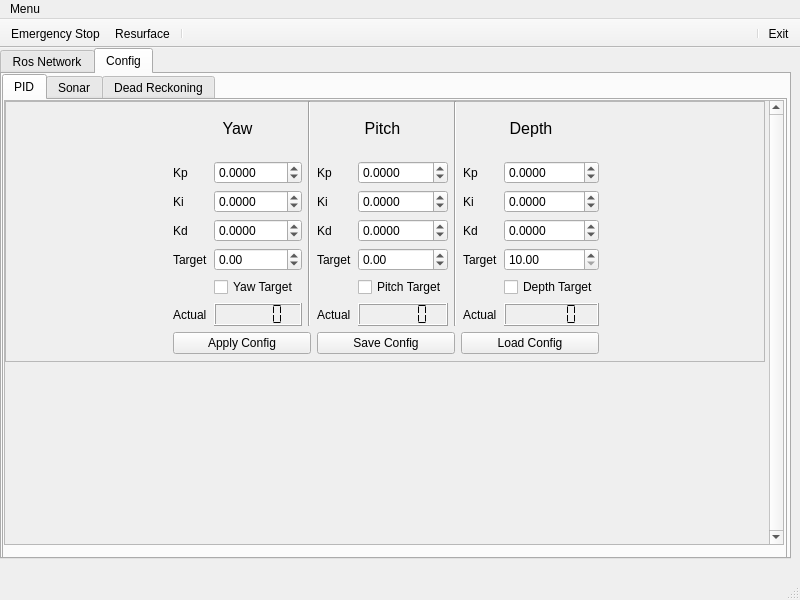
Old version of the form Gui/phoenix_gui/ui/main_window.ui in the repository decoderdan/projectPhoenix.
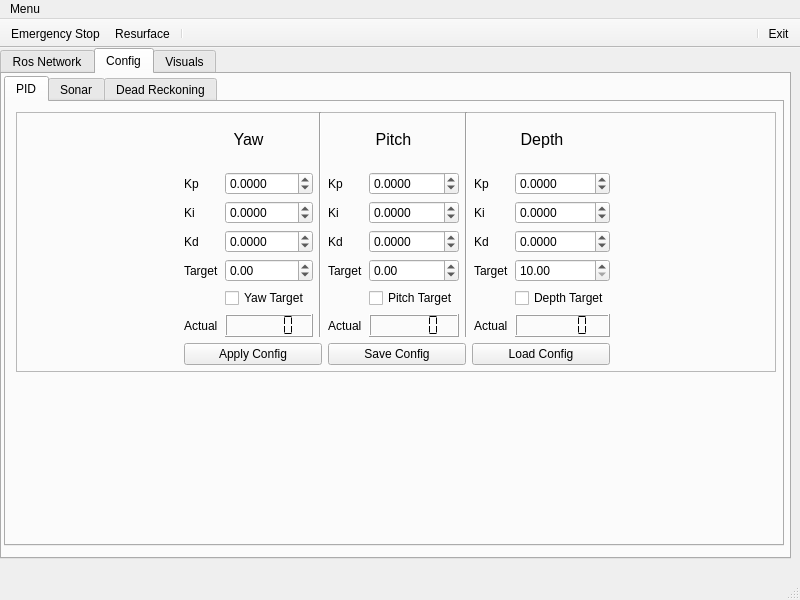
New version of the form. The open tabs and pages were chosen to show the change.

Diff of the .ui file:
```diff
--- a/Gui/phoenix_gui/ui/main_window.ui
+++ b/Gui/phoenix_gui/ui/main_window.ui
@@ -242,10 +242,10 @@
      <widget class="QTabWidget" name="configTabs">
       <property name="geometry">
        <rect>
-        <x>0</x>
-        <y>0</y>
-        <width>785</width>
-        <height>521</height>
+        <x>2</x>
+        <y>2</y>
+        <width>780</width>
+        <height>470</height>
        </rect>
       </property>
       <property name="currentIndex">
@@ -255,91 +255,13 @@
        <attribute name="title">
         <string>PID</string>
        </attribute>
-       <widget class="QScrollArea" name="scrollArea_PID">
-        <property name="geometry">
-         <rect>
-          <x>0</x>
-          <y>0</y>
-          <width>780</width>
-          <height>445</height>
-         </rect>
-        </property>
-        <property name="sizePolicy">
-         <sizepolicy hsizetype="Fixed" vsizetype="Preferred">
-          <horstretch>0</horstretch>
-          <verstretch>0</verstretch>
-         </sizepolicy>
-        </property>
-        <property name="minimumSize">
-         <size>
-          <width>0</width>
-          <height>445</height>
-         </size>
-        </property>
-        <property name="sizeIncrement">
-         <size>
-          <width>0</width>
-          <height>0</height>
-         </size>
-        </property>
-        <property name="baseSize">
-         <size>
-          <width>0</width>
-          <height>0</height>
-         </size>
-        </property>
-        <property name="verticalScrollBarPolicy">
-         <enum>Qt::ScrollBarAlwaysOn</enum>
-        </property>
-        <property name="horizontalScrollBarPolicy">
-         <enum>Qt::ScrollBarAlwaysOff</enum>
-        </property>
-        <property name="widgetResizable">
-         <bool>true</bool>
-        </property>
-        <widget class="QWidget" name="scrollAreaWidgetContents">
-         <property name="geometry">
-          <rect>
-           <x>0</x>
-           <y>0</y>
-           <width>765</width>
-           <height>443</height>
-          </rect>
-         </property>
-         <widget class="QWidget" name="widget_PID" native="true">
-          <property name="geometry">
-           <rect>
-            <x>0</x>
-            <y>0</y>
-            <width>760</width>
-            <height>800</height>
-           </rect>
-          </property>
-          <property name="sizePolicy">
-           <sizepolicy hsizetype="Fixed" vsizetype="Fixed">
-            <horstretch>0</horstretch>
-            <verstretch>0</verstretch>
-           </sizepolicy>
-          </property>
-          <property name="minimumSize">
-           <size>
-            <width>0</width>
-            <height>800</height>
-           </size>
-          </property>
-          <property name="baseSize">
-           <size>
-            <width>0</width>
-            <height>800</height>
-           </size>
-          </property>
           <widget class="QFrame" name="frame">
            <property name="geometry">
             <rect>
-             <x>0</x>
-             <y>0</y>
+          <x>10</x>
+          <y>10</y>
              <width>760</width>
-             <height>261</height>
+          <height>260</height>
             </rect>
            </property>
            <property name="frameShape">
@@ -849,9 +771,6 @@
            </widget>
           </widget>
          </widget>
-        </widget>
-       </widget>
-      </widget>
       <widget class="QWidget" name="tabConfig_sonar">
        <attribute name="title">
         <string>Sonar</string>
@@ -1237,6 +1156,39 @@
       </widget>
      </widget>
     </widget>
+    <widget class="QWidget" name="tabVisuals">
+     <attribute name="title">
+      <string>Visuals</string>
+     </attribute>
+     <widget class="QTabWidget" name="tabWidget">
+      <property name="geometry">
+       <rect>
+        <x>2</x>
+        <y>2</y>
+        <width>780</width>
+        <height>470</height>
+       </rect>
+      </property>
+      <property name="currentIndex">
+       <number>2</number>
+      </property>
+      <widget class="QWidget" name="tabVisuals_sonar">
+       <attribute name="title">
+        <string>Sonar</string>
+       </attribute>
+      </widget>
+      <widget class="QWidget" name="tabVisuals_camera">
+       <attribute name="title">
+        <string>Camera</string>
+       </attribute>
+      </widget>
+      <widget class="QWidget" name="tabVisuals_rviz">
+       <attribute name="title">
+        <string>Rviz</string>
+       </attribute>
+      </widget>
+     </widget>
+    </widget>
    </widget>
   </widget>
   <widget class="QStatusBar" name="statusbar"/>
```
Left out of the diff: 2 changed lines with no effect on the pictures. Lines whose indentation alone changed are shown as unchanged.
